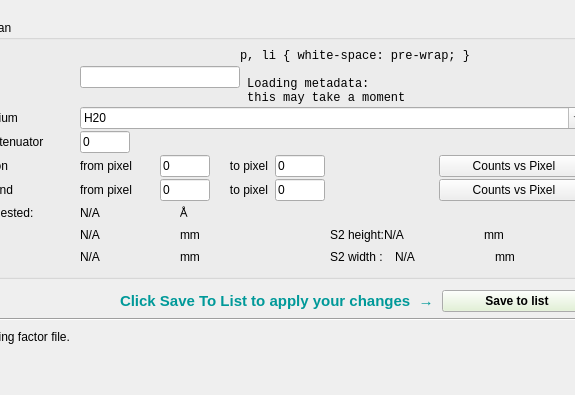
The window that Code/Mantid/scripts/Interface/ui/reflectometer/refl_sf_calculator.ui (mantidproject/mantid) describes before a commit, drawn with Qt 5; both pictures show x 362 to 937 and y 0 to 395 of the 1023 by 880 pixel window.
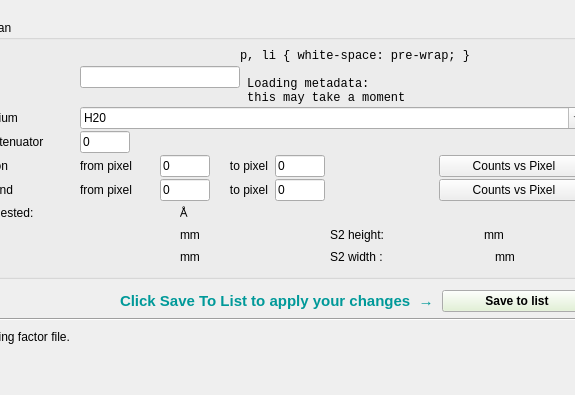
The same window after the commit.

Commit message: Continued implementation of REFL_SF_calculator widgets. This refs #5071

The edit to the form file:
```diff
--- a/Code/Mantid/scripts/Interface/ui/reflectometer/refl_sf_calculator.ui
+++ b/Code/Mantid/scripts/Interface/ui/reflectometer/refl_sf_calculator.ui
@@ -36,8 +36,8 @@
        <rect>
         <x>0</x>
         <y>0</y>
-        <width>1005</width>
-        <height>862</height>
+        <width>999</width>
+        <height>856</height>
        </rect>
       </property>
       <layout class="QVBoxLayout" name="verticalLayout_7">
@@ -831,7 +831,7 @@
                        </size>
                       </property>
                       <property name="text">
-                       <string>N/A</string>
+                       <string/>
                       </property>
                      </widget>
                     </item>
@@ -905,7 +905,7 @@
                        </size>
                       </property>
                       <property name="text">
-                       <string>N/A</string>
+                       <string/>
                       </property>
                       <property name="alignment">
                        <set>Qt::AlignLeading|Qt::AlignLeft|Qt::AlignVCenter</set>
@@ -959,7 +959,7 @@
                        </size>
                       </property>
                       <property name="text">
-                       <string>N/A</string>
+                       <string/>
                       </property>
                       <property name="alignment">
                        <set>Qt::AlignLeading|Qt::AlignLeft|Qt::AlignVCenter</set>
@@ -1033,7 +1033,7 @@
                        </size>
                       </property>
                       <property name="text">
-                       <string>N/A</string>
+                       <string/>
                       </property>
                       <property name="alignment">
                        <set>Qt::AlignLeading|Qt::AlignLeft|Qt::AlignVCenter</set>
@@ -1093,7 +1093,7 @@
                        </size>
                       </property>
                       <property name="text">
-                       <string>N/A</string>
+                       <string/>
                       </property>
                       <property name="alignment">
                        <set>Qt::AlignLeading|Qt::AlignLeft|Qt::AlignVCenter</set>
```
The commit also changes 4 other files.
